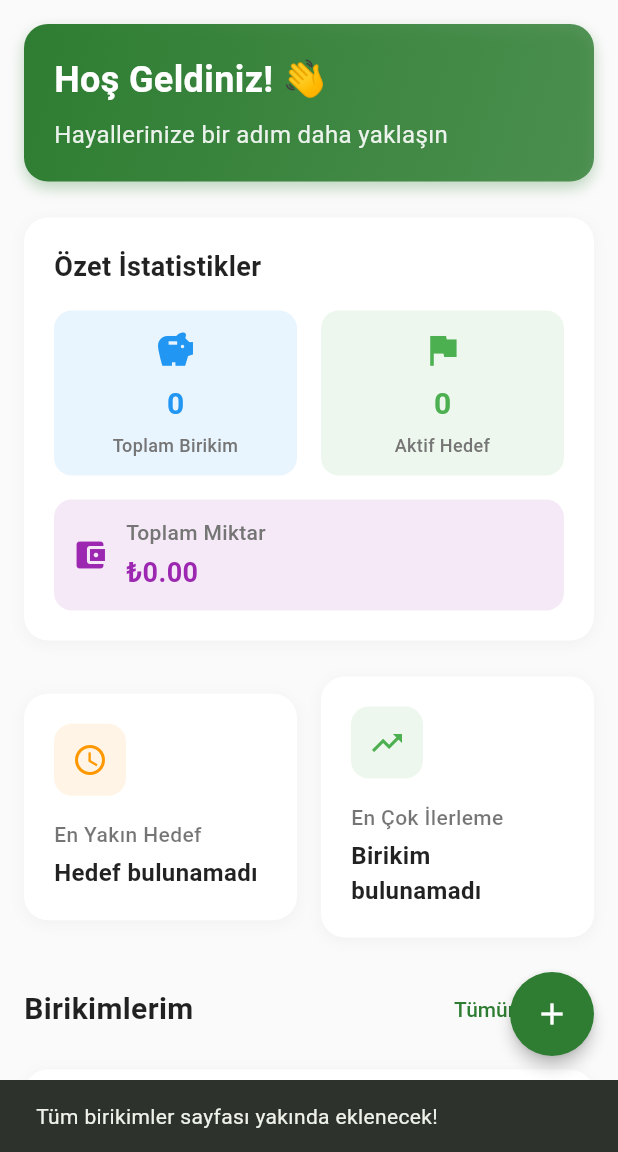
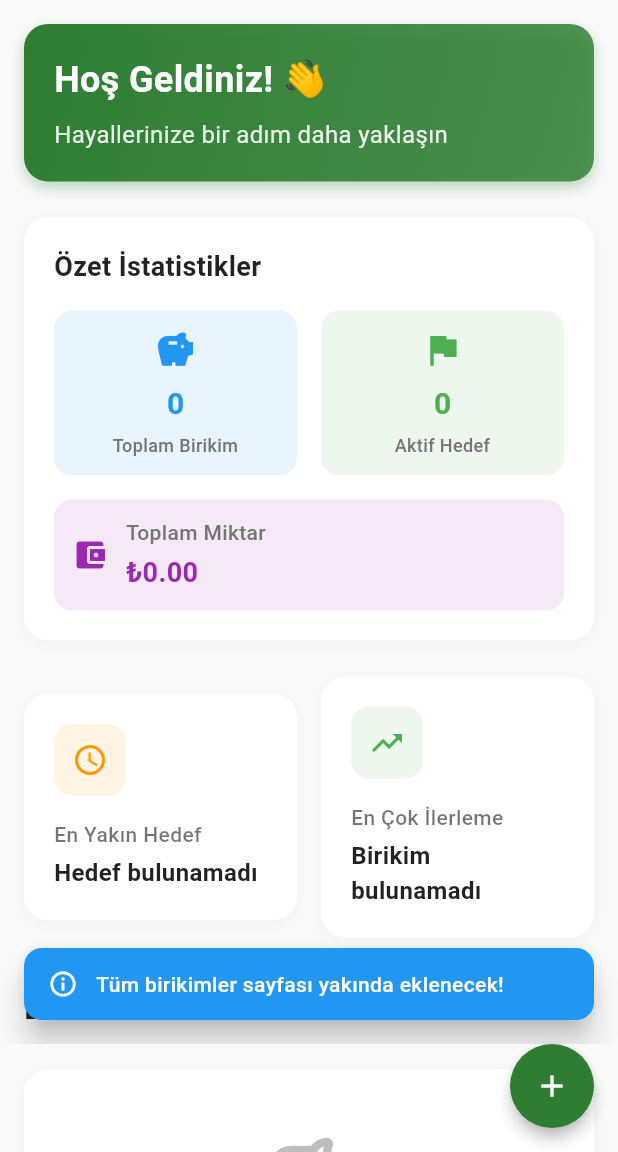
Before and after one commit to OguzAytar/kumbara, a Flutter app: the HomeScree screen opened directly, after a tap on "Tümünü Gör", on a phone screen of 412 x 824 dp, the part 84-1236 px from its top. Run offline on Flutter 3.47's test engine with Material 3 defaults, Android fonts, the phone set to English and light mode, and no system bars; our stand-ins replace flutter_local_notifications, permission_handler, smooth_page_indicator, sqflite, timezone; accounts and stored records are empty.

Commit message:
feat: Centralized SnackBar yönetimi eklendi
- CustomSnackBar helper class oluşturuldu
- 4 farklı tip (success, error, warning, info) destekleniyor
- Floating design ve modern görünüm
- Icon'lar ve renkler tip bazında otomatik
- Action button desteği eklendi
- Tüm dosyalardaki SnackBar'lar CustomSnackBar ile değiştirildi
- Tek yerden SnackBar yönetimi sağlandı
- Görsel iyileştirmeler yapıldı (rounded corners, elevation, margins)

```diff
--- /dev/null
+++ b/lib/core/widgets/custom_snackbar.dart
@@ -0,0 +1,166 @@
+import 'package:flutter/material.dart';
+
+class CustomSnackBar {
+  static void show(
+    BuildContext context, {
+    required String message,
+    SnackBarType type = SnackBarType.info,
+    Duration duration = const Duration(seconds: 3),
+    String? actionLabel,
+    VoidCallback? onActionPressed,
+  }) {
+    final colors = _getColorsForType(type);
+    final icon = _getIconForType(type);
+
+    ScaffoldMessenger.of(context).clearSnackBars();
+    ScaffoldMessenger.of(context).showSnackBar(
+      SnackBar(
+        content: Row(
+          children: [
+            Icon(icon, color: Colors.white, size: 20),
+            const SizedBox(width: 12),
+            Expanded(
+              child: Text(
+                message,
+                style: const TextStyle(
+                  color: Colors.white,
+                  fontSize: 14,
+                  fontWeight: FontWeight.w500,
+                ),
+              ),
+            ),
+          ],
+        ),
+        backgroundColor: colors.backgroundColor,
+        duration: duration,
+        behavior: SnackBarBehavior.floating,
+        shape: RoundedRectangleBorder(borderRadius: BorderRadius.circular(12)),
+        margin: const EdgeInsets.all(16),
+        elevation: 8,
+        action: actionLabel != null && onActionPressed != null
+            ? SnackBarAction(
+                label: actionLabel,
+                textColor: Colors.white,
+                backgroundColor: colors.actionColor,
+                onPressed: onActionPressed,
+              )
+            : null,
+      ),
+    );
+  }
+
+  static void showSuccess(
+    BuildContext context, {
+    required String message,
+    Duration duration = const Duration(seconds: 3),
+    String? actionLabel,
+    VoidCallback? onActionPressed,
+  }) {
+    show(
+      context,
+      message: message,
+      type: SnackBarType.success,
+      duration: duration,
+      actionLabel: actionLabel,
+      onActionPressed: onActionPressed,
+    );
+  }
+
+  static void showError(
+    BuildContext context, {
+    required String message,
+    Duration duration = const Duration(seconds: 4),
+    String? actionLabel,
+    VoidCallback? onActionPressed,
+  }) {
+    show(
+      context,
+      message: message,
+      type: SnackBarType.error,
+      duration: duration,
+      actionLabel: actionLabel,
+      onActionPressed: onActionPressed,
+    );
+  }
+
+  static void showWarning(
+    BuildContext context, {
+    required String message,
+    Duration duration = const Duration(seconds: 3),
+    String? actionLabel,
+    VoidCallback? onActionPressed,
+  }) {
+    show(
+      context,
+      message: message,
+      type: SnackBarType.warning,
+      duration: duration,
+      actionLabel: actionLabel,
+      onActionPressed: onActionPressed,
+    );
+  }
+
+  static void showInfo(
+    BuildContext context, {
+    required String message,
+    Duration duration = const Duration(seconds: 3),
+    String? actionLabel,
+    VoidCallback? onActionPressed,
+  }) {
+    show(
+      context,
+      message: message,
+      type: SnackBarType.info,
+      duration: duration,
+      actionLabel: actionLabel,
+      onActionPressed: onActionPressed,
+    );
+  }
+
+  static _SnackBarColors _getColorsForType(SnackBarType type) {
+    switch (type) {
+      case SnackBarType.success:
+        return _SnackBarColors(
+          backgroundColor: const Color(0xFF4CAF50),
+          actionColor: const Color(0xFF2E7D32),
+        );
+      case SnackBarType.error:
+        return _SnackBarColors(
+          backgroundColor: const Color(0xFFE53935),
+          actionColor: const Color(0xFFC62828),
+        );
+      case SnackBarType.warning:
+        return _SnackBarColors(
+          backgroundColor: const Color(0xFFFF9800),
+          actionColor: const Color(0xFFE65100),
+        );
+      case SnackBarType.info:
+        return _SnackBarColors(
+          backgroundColor: const Color(0xFF2196F3),
+          actionColor: const Color(0xFF1565C0),
+        );
+    }
+  }
+
+  static IconData _getIconForType(SnackBarType type) {
+    switch (type) {
+      case SnackBarType.success:
+        return Icons.check_circle_outline;
+      case SnackBarType.error:
+        return Icons.error_outline;
+      case SnackBarType.warning:
+        return Icons.warning_amber_outlined;
+      case SnackBarType.info:
+        return Icons.info_outline;
+    }
+  }
+}
+
+enum SnackBarType { success, error, warning, info }
+
+class _SnackBarColors {
+  final Color backgroundColor;
+  final Color actionColor;
+
+  _SnackBarColors({required this.backgroundColor, required this.actionColor});
+}
--- a/lib/main.dart
+++ b/lib/main.dart
@@ -8,8 +8,6 @@
 
 void main() async {
   WidgetsFlutterBinding.ensureInitialized();
-
-
 
   runApp(const MyApp());
 }
--- a/lib/view/home/home_scree.dart
+++ b/lib/view/home/home_scree.dart
@@ -3,6 +3,7 @@
 
 import '../../core/providers/saving_provider.dart';
 import '../../core/providers/settings_provider.dart';
+import '../../core/widgets/custom_snackbar.dart';
 import '../../models/saving.dart';
 import '../settings/settings_screen.dart';
 import 'widgets/dashboard_card.dart';
@@ -122,10 +123,9 @@
       floatingActionButton: FloatingActionButton(
         onPressed: () {
           // TODO: Add new saving screen
-          ScaffoldMessenger.of(context).showSnackBar(
-            const SnackBar(
-              content: Text('Yeni birikim ekleme özelliği yakında eklenecek!'),
-            ),
+          CustomSnackBar.showInfo(
+            context,
+            message: 'Yeni birikim ekleme özelliği yakında eklenecek!',
           );
         },
         backgroundColor: Theme.of(context).primaryColor,
@@ -236,10 +236,9 @@
             TextButton(
               onPressed: () {
                 // TODO: Navigate to all savings
-                ScaffoldMessenger.of(context).showSnackBar(
-                  const SnackBar(
-                    content: Text('Tüm birikimler sayfası yakında eklenecek!'),
-                  ),
+                CustomSnackBar.showInfo(
+                  context,
+                  message: 'Tüm birikimler sayfası yakında eklenecek!',
                 );
               },
               child: const Text('Tümünü Gör'),
```
Also changed, not shown: lib/services/notification_service.dart (+35 -12 lines), lib/view/home/home_screen.dart (+7 -8 lines), lib/view/home/widgets/recent_savings_list.dart (+4 -4 lines), lib/view/onboard/onboard_screen.dart (+88 -21 lines), lib/view/settings/settings_screen.dart (+14 -17 lines).
